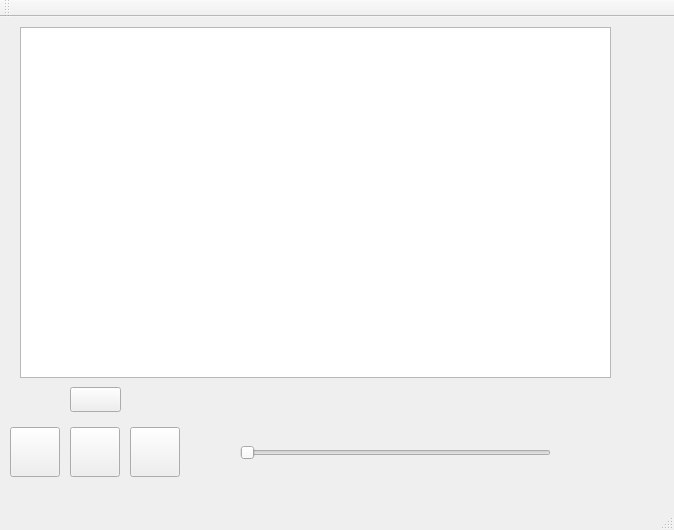
Qt form mainwindow.ui (AmazingFrog/musicPlayer) before a commit.
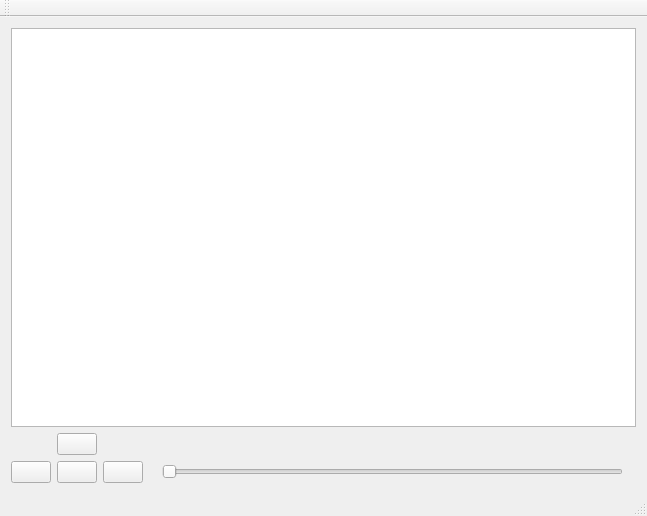
The same form after that commit. Icons and pictures are not drawn.

Commit message: 修改界面布局

Patch:
```diff
--- a/mainwindow.ui
+++ b/mainwindow.ui
@@ -6,22 +6,74 @@
    <rect>
     <x>0</x>
     <y>0</y>
-    <width>674</width>
-    <height>530</height>
+    <width>647</width>
+    <height>516</height>
    </rect>
   </property>
   <property name="windowTitle">
    <string>MainWindow</string>
   </property>
   <widget class="QWidget" name="centralWidget">
+   <layout class="QVBoxLayout" name="verticalLayout_3" stretch="10,1">
+    <item>
+     <widget class="QListView" name="list"/>
+    </item>
+    <item>
+     <layout class="QHBoxLayout" name="horizontalLayout_3" stretch="1,10">
+      <item>
+       <layout class="QVBoxLayout" name="verticalLayout">
+        <item>
+         <layout class="QHBoxLayout" name="horizontalLayout_2">
+          <item>
+           <spacer name="horizontalSpacer_2">
+            <property name="orientation">
+             <enum>Qt::Horizontal</enum>
+            </property>
+            <property name="sizeHint" stdset="0">
+             <size>
+              <width>40</width>
+              <height>20</height>
+             </size>
+            </property>
+           </spacer>
+          </item>
+          <item>
+           <widget class="QPushButton" name="playMode">
+            <property name="sizePolicy">
+             <sizepolicy hsizetype="Maximum" vsizetype="Preferred">
+              <horstretch>0</horstretch>
+              <verstretch>0</verstretch>
+             </sizepolicy>
+            </property>
+            <property name="text">
+             <string/>
+            </property>
+           </widget>
+          </item>
+          <item>
+           <spacer name="horizontalSpacer">
+            <property name="orientation">
+             <enum>Qt::Horizontal</enum>
+            </property>
+            <property name="sizeHint" stdset="0">
+             <size>
+              <width>40</width>
+              <height>20</height>
+             </size>
+            </property>
+           </spacer>
+          </item>
+         </layout>
+        </item>
+        <item>
+         <layout class="QHBoxLayout" name="horizontalLayout">
+          <item>
    <widget class="QPushButton" name="lastSong">
-    <property name="geometry">
-     <rect>
-      <x>10</x>
-      <y>410</y>
-      <width>50</width>
-      <height>50</height>
-     </rect>
+            <property name="sizePolicy">
+             <sizepolicy hsizetype="Maximum" vsizetype="Preferred">
+              <horstretch>0</horstretch>
+              <verstretch>0</verstretch>
+             </sizepolicy>
     </property>
     <property name="styleSheet">
      <string notr="true">border-image: url(:/res/playerIcon/res/lastSong.png);</string>
@@ -30,14 +82,14 @@
      <string/>
     </property>
    </widget>
+          </item>
+          <item>
    <widget class="QPushButton" name="playSong">
-    <property name="geometry">
-     <rect>
-      <x>70</x>
-      <y>410</y>
-      <width>50</width>
-      <height>50</height>
-     </rect>
+            <property name="sizePolicy">
+             <sizepolicy hsizetype="Maximum" vsizetype="Preferred">
+              <horstretch>0</horstretch>
+              <verstretch>0</verstretch>
+             </sizepolicy>
     </property>
     <property name="styleSheet">
      <string notr="true"/>
@@ -52,14 +104,14 @@
      </size>
     </property>
    </widget>
+          </item>
+          <item>
    <widget class="QPushButton" name="nextSong">
-    <property name="geometry">
-     <rect>
-      <x>130</x>
-      <y>410</y>
-      <width>50</width>
-      <height>50</height>
-     </rect>
+            <property name="sizePolicy">
+             <sizepolicy hsizetype="Maximum" vsizetype="Preferred">
+              <horstretch>0</horstretch>
+              <verstretch>0</verstretch>
+             </sizepolicy>
     </property>
     <property name="styleSheet">
      <string notr="true">border-image: url(:/res/playerIcon/res/nextSong.png);</string>
@@ -68,94 +120,50 @@
      <string/>
     </property>
    </widget>
-   <widget class="QSlider" name="progressBar">
-    <property name="geometry">
-     <rect>
-      <x>240</x>
-      <y>420</y>
-      <width>311</width>
-      <height>31</height>
-     </rect>
-    </property>
-    <property name="orientation">
-     <enum>Qt::Horizontal</enum>
-    </property>
-   </widget>
+          </item>
+         </layout>
+        </item>
+       </layout>
+      </item>
+      <item>
+       <layout class="QVBoxLayout" name="verticalLayout_2">
+        <item>
+         <widget class="QLabel" name="playing">
+          <property name="text">
+           <string/>
+          </property>
+         </widget>
+        </item>
+        <item>
+         <layout class="QHBoxLayout" name="horizontalLayout_4">
+          <item>
    <widget class="QLabel" name="alreadyPlay_S">
-    <property name="geometry">
-     <rect>
-      <x>190</x>
-      <y>430</y>
-      <width>40</width>
-      <height>20</height>
-     </rect>
-    </property>
     <property name="text">
      <string/>
     </property>
    </widget>
+          </item>
+          <item>
+           <widget class="QSlider" name="progressBar">
+            <property name="orientation">
+             <enum>Qt::Horizontal</enum>
+            </property>
+           </widget>
+          </item>
+          <item>
    <widget class="QLabel" name="totalTIme_S">
-    <property name="geometry">
-     <rect>
-      <x>560</x>
-      <y>430</y>
-      <width>40</width>
-      <height>20</height>
-     </rect>
-    </property>
     <property name="text">
      <string/>
     </property>
    </widget>
-   <widget class="QLabel" name="show">
-    <property name="geometry">
-     <rect>
-      <x>240</x>
-      <y>160</y>
-      <width>67</width>
-      <height>17</height>
-     </rect>
-    </property>
-    <property name="text">
-     <string/>
-    </property>
-   </widget>
-   <widget class="QListView" name="list">
-    <property name="geometry">
-     <rect>
-      <x>20</x>
-      <y>10</y>
-      <width>591</width>
-      <height>351</height>
-     </rect>
-    </property>
-   </widget>
-   <widget class="QPushButton" name="playMode">
-    <property name="geometry">
-     <rect>
-      <x>70</x>
-      <y>370</y>
-      <width>51</width>
-      <height>25</height>
-     </rect>
-    </property>
-    <property name="text">
-     <string/>
-    </property>
-   </widget>
-   <widget class="QLabel" name="playing">
-    <property name="geometry">
-     <rect>
-      <x>190</x>
-      <y>370</y>
-      <width>421</width>
-      <height>17</height>
-     </rect>
-    </property>
-    <property name="text">
-     <string/>
-    </property>
-   </widget>
+          </item>
+         </layout>
+        </item>
+       </layout>
+      </item>
+     </layout>
+    </item>
+   </layout>
   </widget>
   <widget class="QMenuBar" name="menuBar">
    <property name="geometry">
```
Left out of the diff: 2 changed lines with no effect on the pictures. Lines whose indentation alone changed are shown as unchanged. The commit also changes 2 other files.
